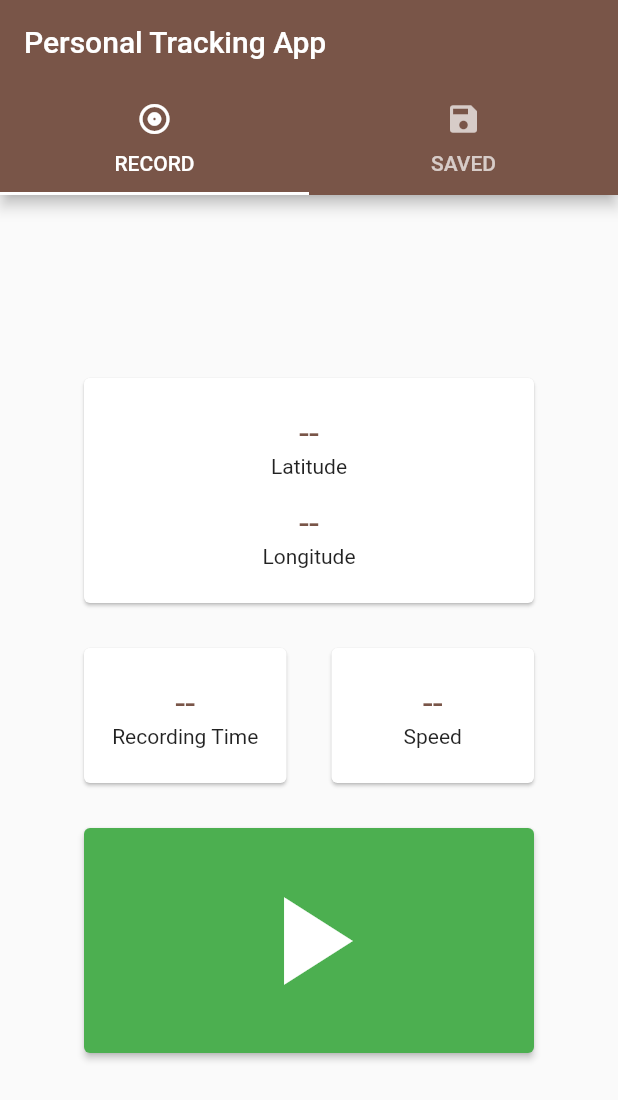
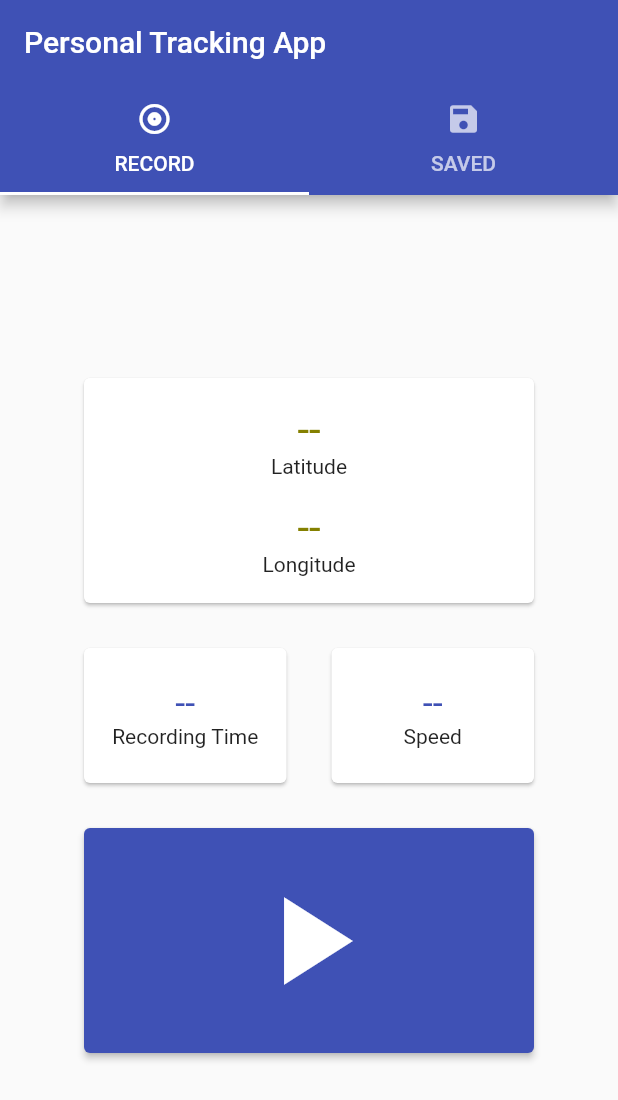
Before and after one commit to semijon26/trackme, a Flutter app: the screen it shows after launch, on a phone screen of 412 x 824 dp. Shown: the top 1100 px of the screen. Run offline on Flutter 3.47's test engine with Material 2 defaults, Android fonts, the phone set to English and light mode, and no system bars; our stand-ins replace flutter_slidable, geolocator, google_maps_flutter, hive, hive_flutter; accounts and stored records are empty.

Commit message:
change UI Color, add Google Map

```diff
--- a/lib/ui/main.dart
+++ b/lib/ui/main.dart
@@ -37,7 +37,7 @@ class MyApp extends StatelessWidget {
     return MaterialApp(
       title: 'Personal Tracking App',
       theme: ThemeData(
-        primarySwatch: Colors.brown,
+        primarySwatch: Colors.green,
       ),
       home: FutureBuilder(
         future: Hive.openBox('tracks'),
@@ -95,9 +95,12 @@ class _MyHomePageState extends State<MyHomePage> {
   Widget build(BuildContext context) {
     return Scaffold(
       appBar: AppBar(
+        backgroundColor: Colors.indigo,
         title: Text(widget.title),
         automaticallyImplyLeading: false,
-        bottom: const TabBar(tabs: [
+        bottom: const TabBar(
+            indicatorColor: Colors.white,
+            tabs: [
           Tab(text: 'RECORD', icon: Icon(Icons.album_outlined)),
           Tab(text: 'SAVED', icon: Icon(Icons.save)),
         ]),
@@ -129,11 +132,11 @@ class _MyHomePageState extends State<MyHomePage> {
                       mainAxisAlignment: MainAxisAlignment.center,
                       children: [
                         Text(_isRecording ? recorder.latitude.toString() : '--',
-                          style: const TextStyle(fontSize: 24, color: Colors.brown),),
+                          style: const TextStyle(fontSize: 28, color: Color.fromRGBO(132, 128, 0, 100)),),
                         const Text('Latitude'),
                         Text(''),
                         Text(_isRecording ? recorder.longitude.toString() : '--',
-                          style: const TextStyle(fontSize: 24, color: Colors.brown),),
+                          style: const TextStyle(fontSize: 28, color: Color.fromRGBO(132, 128, 0, 100)),),
                         const Text('Longitude'),
                       ],
                     ),
@@ -153,7 +156,7 @@ class _MyHomePageState extends State<MyHomePage> {
                           mainAxisAlignment: MainAxisAlignment.center,
                           children: [
                             Text(_isRecording ? _getRecordingTime() : '--',
-                              style: const TextStyle(fontSize: 24, color: Colors.brown),),
+                              style: const TextStyle(fontSize: 24, color: Colors.indigo),),
                             const Text('Recording Time'),
                           ],
                         ),
@@ -172,7 +175,7 @@ class _MyHomePageState extends State<MyHomePage> {
                             Text(_isRecording
                                 ? _formatAndCheckSpeedValue(recorder.speed)
                                 : '--',
-                              style: const TextStyle(fontSize: 24, color: Colors.brown),
+                              style: const TextStyle(fontSize: 24, color: Colors.indigo),
                             ),
                             const Text('Speed'),
                           ],
@@ -199,9 +202,9 @@ class _MyHomePageState extends State<MyHomePage> {
 
   Color _getStartStopButtonColor() {
     if (_isRecording) {
-      return Colors.red;
+      return Color.fromRGBO(204, 0, 0, 100);
     }
-    return Colors.green;
+    return Colors.indigo;
   }
 
   Icon _getStartStopButtonIcon() {
--- a/pubspec.yaml
+++ b/pubspec.yaml
@@ -43,6 +43,9 @@ dependencies:
   intl: ^0.17.0
 
   flutter_slidable: ^1.2.0
+
+  google_maps_flutter: ^2.1.1
+  google_maps_flutter_web: ^0.3.2+1
 
 dev_dependencies:
   flutter_test:
```
Also changed, not shown: lib/ui/TrackDetailPage.dart (+57 -23 lines), pubspec.lock, 2 other files.
